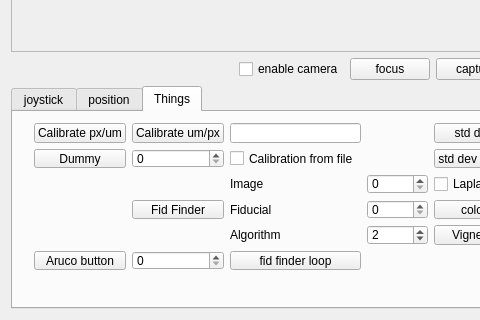
First picture: the form in magrathea.ui, repository gitHleon/magrathea, before the edit; both pictures show x 0 to 480 and y 480 to 800 of the 1400 by 800 pixel window.
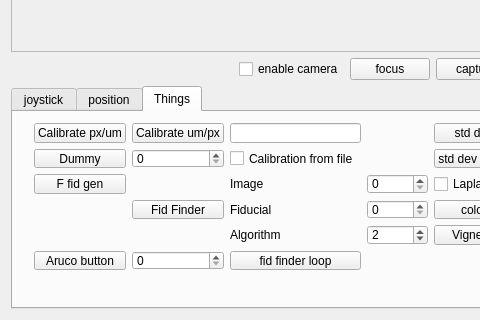
Second picture: the form after the edit.

Diff of the .ui file:
```diff
--- a/magrathea.ui
+++ b/magrathea.ui
@@ -702,6 +702,13 @@
             </property>
            </widget>
           </item>
+          <item row="2" column="0">
+           <widget class="QPushButton" name="F_fid_gen_button">
+            <property name="text">
+             <string>F fid gen</string>
+            </property>
+           </widget>
+          </item>
          </layout>
         </widget>
        </widget>
```
